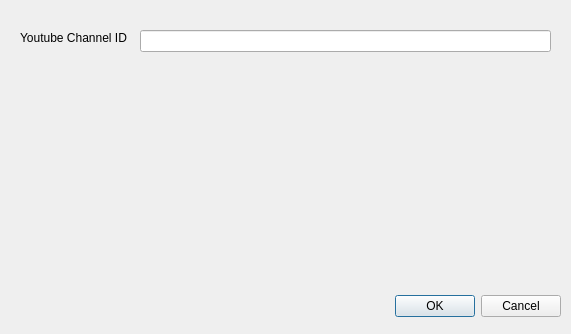
First picture: the form in GetChannelDialog.ui, repository Superraiden/YoutubeMirror, before the edit.
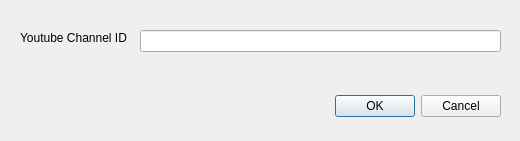
Second picture: the form after the edit.

Commit message: Starting Ruby implementation as clases are originally Ruby

```diff
--- a/GetChannelDialog.ui
+++ b/GetChannelDialog.ui
@@ -6,8 +6,8 @@
    <rect>
     <x>0</x>
     <y>0</y>
-    <width>571</width>
-    <height>334</height>
+    <width>520</width>
+    <height>141</height>
    </rect>
   </property>
   <property name="windowTitle">
@@ -16,8 +16,8 @@
   <widget class="QDialogButtonBox" name="buttonBox">
    <property name="geometry">
     <rect>
-     <x>220</x>
-     <y>290</y>
+     <x>160</x>
+     <y>90</y>
      <width>341</width>
      <height>32</height>
     </rect>
@@ -34,7 +34,7 @@
     <rect>
      <x>140</x>
      <y>30</y>
-     <width>411</width>
+     <width>361</width>
      <height>22</height>
     </rect>
    </property>
```
Left out of the diff: 2 changed lines with no effect on the pictures.
